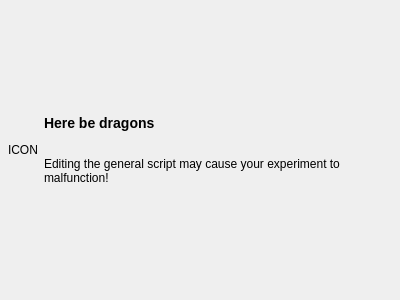
Before: the Qt Designer form resources/ui/general_script_editor.ui in open-cogsci/OpenSesame, drawn with Qt 5.
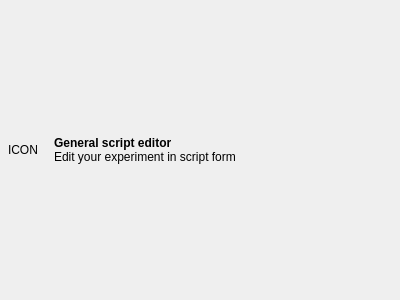
After: the same form once the commit is applied.

Patch:
```diff
--- a/resources/ui/general_script_editor.ui
+++ b/resources/ui/general_script_editor.ui
@@ -26,6 +26,9 @@
       </sizepolicy>
      </property>
      <layout class="QHBoxLayout" name="horizontalLayout">
+      <property name="spacing">
+       <number>16</number>
+      </property>
       <property name="margin">
        <number>4</number>
       </property>
@@ -51,8 +54,8 @@
          </sizepolicy>
         </property>
         <property name="text">
-         <string>&lt;h3&gt;Here be dragons&lt;/h3&gt;&lt;br /&gt;
-Editing the general script may cause your experiment to malfunction!</string>
+         <string>&lt;b&gt;General script editor&lt;/b&gt;&lt;br /&gt;
+Edit your experiment in script form</string>
         </property>
         <property name="wordWrap">
          <bool>true</bool>
```
